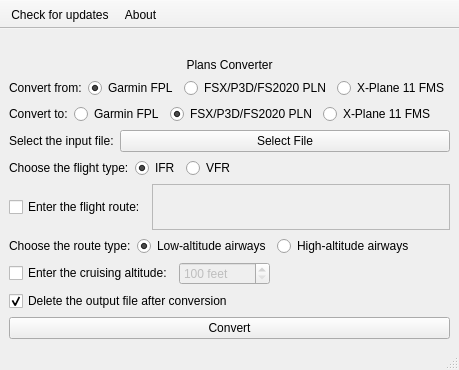
abdullah-radwan/PlansConverter, file src/mainwindow.ui: the form before one commit.
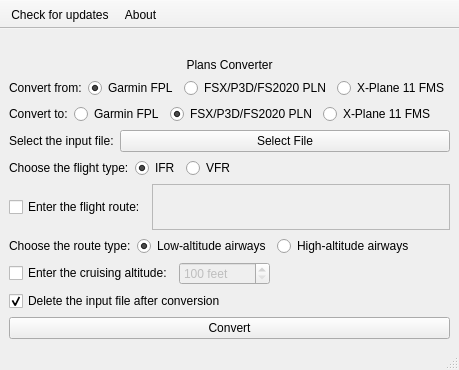
The form after the commit. Icons and pictures are not drawn.

Patch:
```diff
--- a/src/mainwindow.ui
+++ b/src/mainwindow.ui
@@ -502,7 +502,7 @@
     <item>
      <widget class="QCheckBox" name="deleteCheck">
       <property name="text">
-       <string>Delete the output file after conversion</string>
+       <string>Delete the input file after conversion</string>
       </property>
       <property name="checked">
        <bool>true</bool>
```
